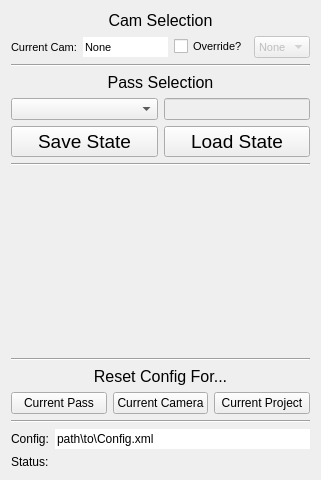
stephensmitchell-forks/radish, file radish_standalone.ui: the form before one commit.
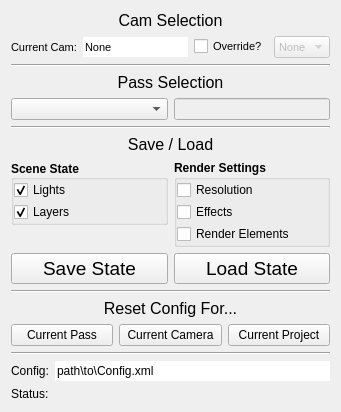
The form after the commit.

The edit to the form file:
```diff
--- a/radish_standalone.ui
+++ b/radish_standalone.ui
@@ -6,8 +6,8 @@
    <rect>
     <x>0</x>
     <y>0</y>
-    <width>321</width>
-    <height>480</height>
+    <width>341</width>
+    <height>399</height>
    </rect>
   </property>
   <property name="sizePolicy">
@@ -265,6 +265,198 @@
      </layout>
     </widget>
    </item>
+   <item>
+    <widget class="Line" name="line_saveload">
+     <property name="orientation">
+      <enum>Qt::Horizontal</enum>
+     </property>
+    </widget>
+   </item>
+   <item>
+    <widget class="QLabel" name="label_options">
+     <property name="font">
+      <font>
+       <pointsize>12</pointsize>
+      </font>
+     </property>
+     <property name="text">
+      <string>Save / Load</string>
+     </property>
+     <property name="alignment">
+      <set>Qt::AlignCenter</set>
+     </property>
+    </widget>
+   </item>
+   <item>
+    <widget class="QWidget" name="widget_settings" native="true">
+     <layout class="QHBoxLayout" name="horizontalLayout_7">
+      <property name="spacing">
+       <number>6</number>
+      </property>
+      <property name="leftMargin">
+       <number>0</number>
+      </property>
+      <property name="topMargin">
+       <number>0</number>
+      </property>
+      <property name="rightMargin">
+       <number>0</number>
+      </property>
+      <property name="bottomMargin">
+       <number>0</number>
+      </property>
+      <item alignment="Qt::AlignTop">
+       <widget class="QGroupBox" name="grp_sceneState">
+        <property name="font">
+         <font>
+          <weight>75</weight>
+          <bold>true</bold>
+         </font>
+        </property>
+        <property name="title">
+         <string>Scene State</string>
+        </property>
+        <property name="alignment">
+         <set>Qt::AlignLeading|Qt::AlignLeft|Qt::AlignVCenter</set>
+        </property>
+        <property name="flat">
+         <bool>true</bool>
+        </property>
+        <layout class="QVBoxLayout" name="verticalLayout_3">
+         <property name="spacing">
+          <number>2</number>
+         </property>
+         <property name="leftMargin">
+          <number>0</number>
+         </property>
+         <property name="topMargin">
+          <number>0</number>
+         </property>
+         <property name="rightMargin">
+          <number>0</number>
+         </property>
+         <property name="bottomMargin">
+          <number>0</number>
+         </property>
+         <item>
+          <widget class="QCheckBox" name="rd_opt_lights_chk">
+           <property name="font">
+            <font>
+             <weight>50</weight>
+             <bold>false</bold>
+            </font>
+           </property>
+           <property name="text">
+            <string>Lights</string>
+           </property>
+           <property name="checked">
+            <bool>true</bool>
+           </property>
+          </widget>
+         </item>
+         <item>
+          <widget class="QCheckBox" name="rd_opt_layers_chk">
+           <property name="font">
+            <font>
+             <weight>50</weight>
+             <bold>false</bold>
+            </font>
+           </property>
+           <property name="text">
+            <string>Layers</string>
+           </property>
+           <property name="checked">
+            <bool>true</bool>
+           </property>
+          </widget>
+         </item>
+        </layout>
+       </widget>
+      </item>
+      <item alignment="Qt::AlignTop">
+       <widget class="QGroupBox" name="grp_renderSettings">
+        <property name="font">
+         <font>
+          <weight>75</weight>
+          <bold>true</bold>
+         </font>
+        </property>
+        <property name="cursor">
+         <cursorShape>ArrowCursor</cursorShape>
+        </property>
+        <property name="autoFillBackground">
+         <bool>false</bool>
+        </property>
+        <property name="title">
+         <string>Render Settings</string>
+        </property>
+        <property name="flat">
+         <bool>true</bool>
+        </property>
+        <property name="checkable">
+         <bool>false</bool>
+        </property>
+        <layout class="QVBoxLayout" name="verticalLayout_2">
+         <property name="spacing">
+          <number>2</number>
+         </property>
+         <property name="leftMargin">
+          <number>0</number>
+         </property>
+         <property name="topMargin">
+          <number>0</number>
+         </property>
+         <property name="rightMargin">
+          <number>0</number>
+         </property>
+         <property name="bottomMargin">
+          <number>0</number>
+         </property>
+         <item>
+          <widget class="QCheckBox" name="rd_opt_resolution_chk">
+           <property name="font">
+            <font>
+             <weight>50</weight>
+             <bold>false</bold>
+            </font>
+           </property>
+           <property name="text">
+            <string>Resolution</string>
+           </property>
+          </widget>
+         </item>
+         <item>
+          <widget class="QCheckBox" name="rd_opt_effects_chk">
+           <property name="font">
+            <font>
+             <weight>50</weight>
+             <bold>false</bold>
+            </font>
+           </property>
+           <property name="text">
+            <string>Effects</string>
+           </property>
+          </widget>
+         </item>
+         <item>
+          <widget class="QCheckBox" name="rd_opt_elements_chk">
+           <property name="font">
+            <font>
+             <weight>50</weight>
+             <bold>false</bold>
+            </font>
+           </property>
+           <property name="text">
+            <string>Render Elements</string>
+           </property>
+          </widget>
+         </item>
+        </layout>
+       </widget>
+      </item>
+     </layout>
+    </widget>
+   </item>
    <item>
     <widget class="QWidget" name="widget_saveload" native="true">
      <layout class="QHBoxLayout" name="horizontalLayout">
@@ -319,13 +511,6 @@
      </layout>
     </widget>
    </item>
-   <item>
-    <widget class="Line" name="line_2">
-     <property name="orientation">
-      <enum>Qt::Horizontal</enum>
-     </property>
-    </widget>
-   </item>
    <item>
     <spacer name="verticalSpacer">
      <property name="orientation">
```
Left out of the diff: 16 changed lines with no effect on the pictures.
